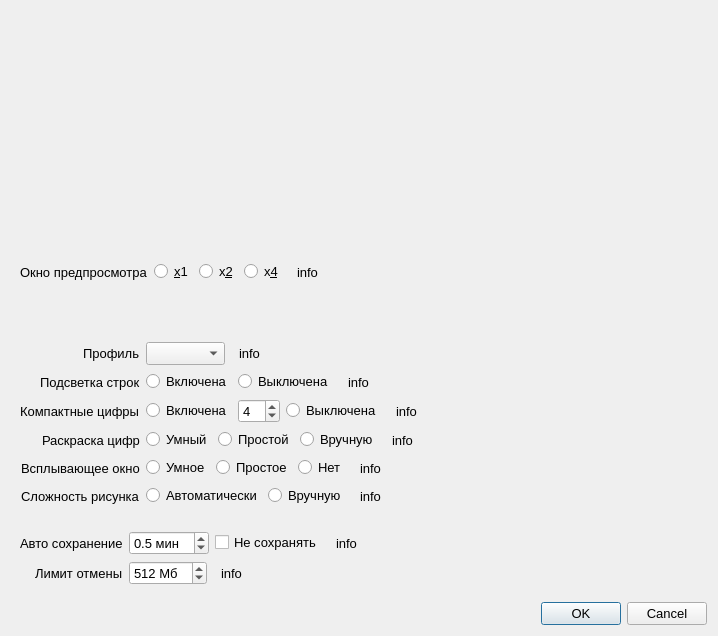
Before: the Qt Designer form Japuzzle/Japuzzle/DialogSettings.ui in DevilCCCP/Code, drawn with Qt 5.
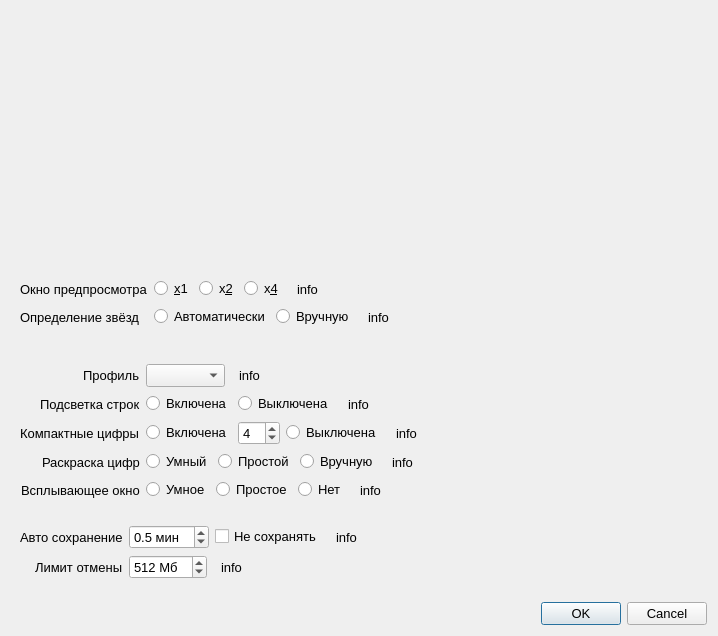
After: the same form once the commit is applied. Icons and pictures are not drawn. Custom widgets are drawn as their Qt base class.

The edit to the form file:
```diff
--- a/Japuzzle/Japuzzle/DialogSettings.ui
+++ b/Japuzzle/Japuzzle/DialogSettings.ui
@@ -108,6 +108,75 @@
         </layout>
        </widget>
       </item>
+      <item row="1" column="0">
+       <widget class="QLabel" name="label_9">
+        <property name="text">
+         <string>Определение звёзд</string>
+        </property>
+       </widget>
+      </item>
+      <item row="1" column="1">
+       <widget class="QWidget" name="widget_6" native="true">
+        <layout class="QHBoxLayout" name="horizontalLayout_10">
+         <property name="leftMargin">
+          <number>0</number>
+         </property>
+         <property name="topMargin">
+          <number>0</number>
+         </property>
+         <property name="rightMargin">
+          <number>0</number>
+         </property>
+         <property name="bottomMargin">
+          <number>0</number>
+         </property>
+         <item>
+          <widget class="QRadioButton" name="radioButtonCalcStarsAuto">
+           <property name="text">
+            <string>Автоматически</string>
+           </property>
+          </widget>
+         </item>
+         <item>
+          <widget class="QRadioButton" name="radioButtonCalcStarsManual">
+           <property name="text">
+            <string>Вручную</string>
+           </property>
+          </widget>
+         </item>
+         <item>
+          <widget class="QToolButton" name="toolButtonCalcStars">
+           <property name="toolTip">
+            <string>Автоматическое определение сложности рисунка (звёзд)</string>
+           </property>
+           <property name="text">
+            <string>info</string>
+           </property>
+           <property name="icon">
+            <iconset resource="Japuzzle.qrc">
+             <normaloff>:/Icons/Info.png</normaloff>:/Icons/Info.png</iconset>
+           </property>
+           <property name="autoRaise">
+            <bool>true</bool>
+           </property>
+          </widget>
+         </item>
+         <item>
+          <spacer name="horizontalSpacer_10">
+           <property name="orientation">
+            <enum>Qt::Horizontal</enum>
+           </property>
+           <property name="sizeHint" stdset="0">
+            <size>
+             <width>40</width>
+             <height>20</height>
+            </size>
+           </property>
+          </spacer>
+         </item>
+        </layout>
+       </widget>
+      </item>
      </layout>
     </widget>
    </item>
@@ -473,75 +542,6 @@
         </layout>
        </widget>
       </item>
-      <item row="5" column="0">
-       <widget class="QLabel" name="label_9">
-        <property name="text">
-         <string>Сложность рисунка</string>
-        </property>
-       </widget>
-      </item>
-      <item row="5" column="1">
-       <widget class="QWidget" name="widget_6" native="true">
-        <layout class="QHBoxLayout" name="horizontalLayout_10">
-         <property name="leftMargin">
-          <number>0</number>
-         </property>
-         <property name="topMargin">
-          <number>0</number>
-         </property>
-         <property name="rightMargin">
-          <number>0</number>
-         </property>
-         <property name="bottomMargin">
-          <number>0</number>
-         </property>
-         <item>
-          <widget class="QRadioButton" name="radioButtonCalcStarsAuto">
-           <property name="text">
-            <string>Автоматически</string>
-           </property>
-          </widget>
-         </item>
-         <item>
-          <widget class="QRadioButton" name="radioButtonCalcStarsManual">
-           <property name="text">
-            <string>Вручную</string>
-           </property>
-          </widget>
-         </item>
-         <item>
-          <widget class="QToolButton" name="toolButtonCalcStars">
-           <property name="toolTip">
-            <string>Автоматическое определение сложности рисунка (звёзд)</string>
-           </property>
-           <property name="text">
-            <string>info</string>
-           </property>
-           <property name="icon">
-            <iconset resource="Japuzzle.qrc">
-             <normaloff>:/Icons/Info.png</normaloff>:/Icons/Info.png</iconset>
-           </property>
-           <property name="autoRaise">
-            <bool>true</bool>
-           </property>
-          </widget>
-         </item>
-         <item>
-          <spacer name="horizontalSpacer_10">
-           <property name="orientation">
-            <enum>Qt::Horizontal</enum>
-           </property>
-           <property name="sizeHint" stdset="0">
-            <size>
-             <width>40</width>
-             <height>20</height>
-            </size>
-           </property>
-          </spacer>
-         </item>
-        </layout>
-       </widget>
-      </item>
      </layout>
     </widget>
    </item>
```
Left out of the diff: 8 changed lines with no effect on the pictures.
